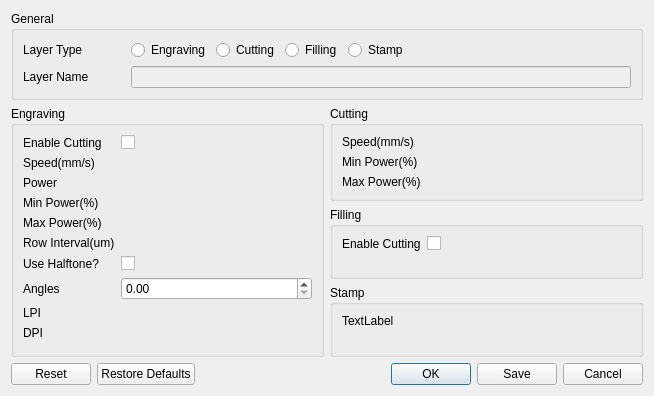
Qt form src/ui/LaserLayerDialog.ui (oneminute/LaserController) before a commit.
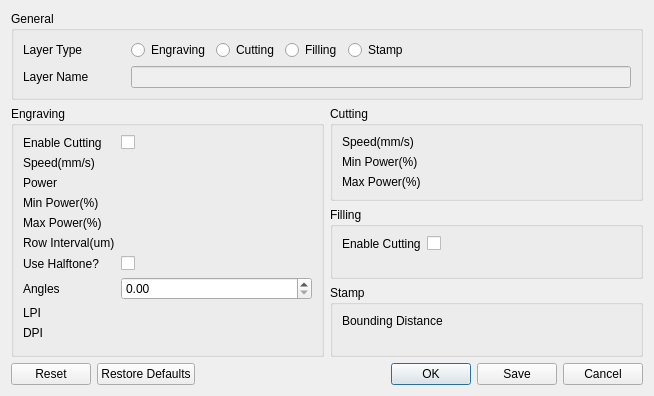
The same form after that commit. Custom widgets are drawn as their Qt base class.

```diff
--- a/src/ui/LaserLayerDialog.ui
+++ b/src/ui/LaserLayerDialog.ui
@@ -191,12 +191,12 @@
       <item row="0" column="0">
        <widget class="QLabel" name="label_2">
         <property name="text">
-         <string>TextLabel</string>
+         <string>Bounding Distance</string>
         </property>
        </widget>
       </item>
       <item row="0" column="1">
-       <widget class="QWidget" name="widget" native="true"/>
+       <widget class="FloatEditSlider" name="editSliderStampBoundingDistance" native="true"/>
       </item>
      </layout>
     </widget>
```
